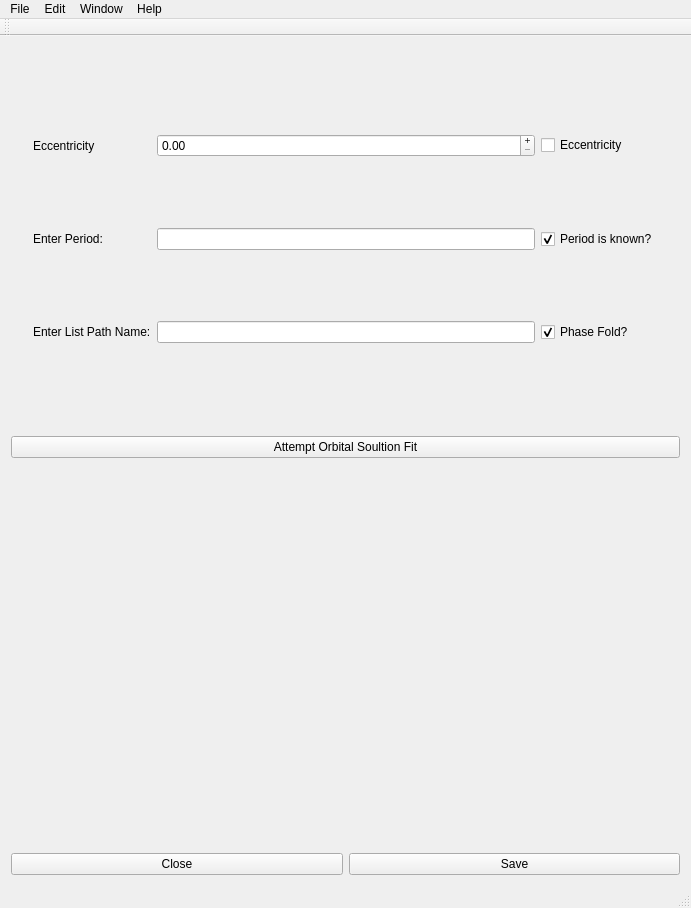
Above: orbitalfitter.ui from tboudreaux/PHY-2002 before the change. Below: the same form after it.
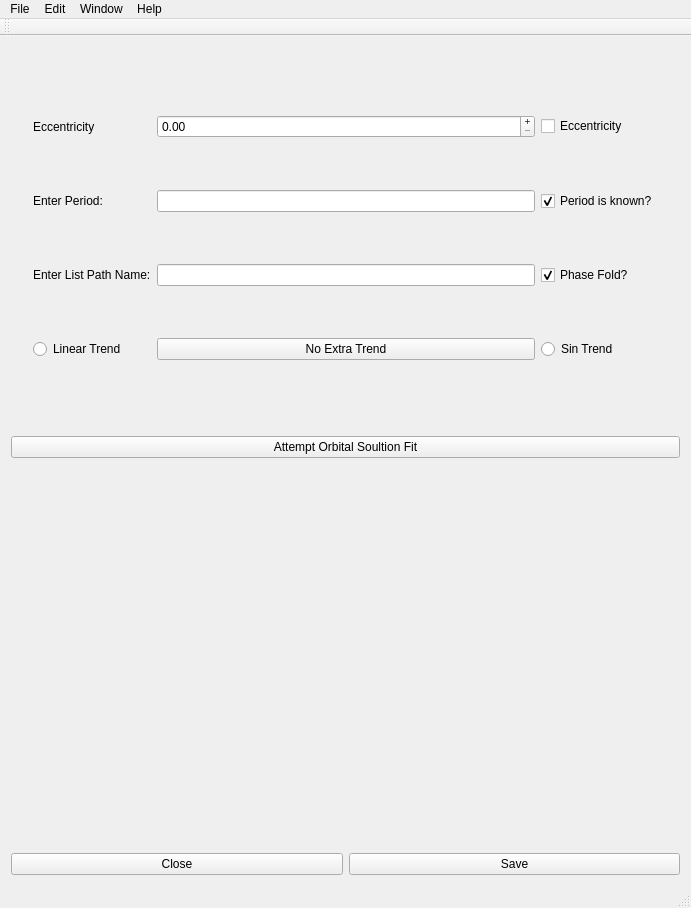
That is the form after the change.

Commit message: Signifigane improvemnts made to fitting agorithm, added options for sinwave superposition and linear trend when fitting orbits, as well as maintaning simple sin wave, made eccentricity unclicickable, have to add more comments in again soon

```diff
--- a/orbitalfitter.ui
+++ b/orbitalfitter.ui
@@ -18,10 +18,10 @@
     <item row="0" column="0" colspan="2">
      <widget class="QWidget" name="widget_2" native="true">
       <layout class="QGridLayout" name="gridLayout_2">
-       <item row="0" column="0">
+       <item row="1" column="0">
         <widget class="QWidget" name="SettingsWindow" native="true">
          <layout class="QGridLayout" name="gridLayout_3">
-          <item row="4" column="2">
+          <item row="3" column="2">
            <widget class="QCheckBox" name="KnownPeriod">
             <property name="text">
              <string>Period is known?</string>
@@ -31,14 +31,40 @@
             </property>
            </widget>
           </item>
-          <item row="4" column="0">
+          <item row="0" column="2">
+           <widget class="QCheckBox" name="Eccentricity">
+            <property name="text">
+             <string>Eccentricity</string>
+            </property>
+            <property name="checkable">
+             <bool>false</bool>
+            </property>
+            <property name="checked">
+             <bool>false</bool>
+            </property>
+           </widget>
+          </item>
+          <item row="4" column="1">
+           <widget class="QLineEdit" name="ListPath"/>
+          </item>
+          <item row="3" column="0">
            <widget class="QLabel" name="label_2">
             <property name="text">
              <string>Enter Period:</string>
             </property>
            </widget>
           </item>
-          <item row="4" column="1">
+          <item row="4" column="2">
+           <widget class="QCheckBox" name="ynPhaseFold">
+            <property name="text">
+             <string>Phase Fold?</string>
+            </property>
+            <property name="checked">
+             <bool>true</bool>
+            </property>
+           </widget>
+          </item>
+          <item row="3" column="1">
            <widget class="QLineEdit" name="Period">
             <property name="toolTip">
              <string extracomment="Enter the orbital period here"/>
@@ -48,37 +74,14 @@
             </property>
            </widget>
           </item>
-          <item row="1" column="0">
+          <item row="0" column="0">
            <widget class="QLabel" name="label_3">
             <property name="text">
              <string>Eccentricity</string>
             </property>
            </widget>
           </item>
-          <item row="5" column="0">
-           <widget class="QLabel" name="label">
-            <property name="text">
-             <string>Enter List Path Name:</string>
-            </property>
-           </widget>
-          </item>
-          <item row="5" column="1">
-           <widget class="QLineEdit" name="ListPath"/>
-          </item>
-          <item row="1" column="2">
-           <widget class="QCheckBox" name="Eccentricity">
-            <property name="text">
-             <string>Eccentricity</string>
-            </property>
-            <property name="checkable">
-             <bool>false</bool>
-            </property>
-            <property name="checked">
-             <bool>false</bool>
-            </property>
-           </widget>
-          </item>
-          <item row="1" column="1">
+          <item row="0" column="1">
            <widget class="QDoubleSpinBox" name="EccentricityValue">
             <property name="buttonSymbols">
              <enum>QAbstractSpinBox::PlusMinus</enum>
@@ -91,13 +94,31 @@
             </property>
            </widget>
           </item>
+          <item row="4" column="0">
+           <widget class="QLabel" name="label">
+            <property name="text">
+             <string>Enter List Path Name:</string>
+            </property>
+           </widget>
+          </item>
+          <item row="5" column="0">
+           <widget class="QRadioButton" name="LineTrend">
+            <property name="text">
+             <string>Linear Trend</string>
+            </property>
+           </widget>
+          </item>
           <item row="5" column="2">
-           <widget class="QCheckBox" name="ynPhaseFold">
+           <widget class="QRadioButton" name="Sintrend">
             <property name="text">
-             <string>Phase Fold?</string>
+             <string>Sin Trend</string>
             </property>
-            <property name="checked">
-             <bool>true</bool>
+           </widget>
+          </item>
+          <item row="5" column="1">
+           <widget class="QPushButton" name="NoTrend">
+            <property name="text">
+             <string>No Extra Trend</string>
             </property>
            </widget>
           </item>
```
The commit also changes 5 other files.
